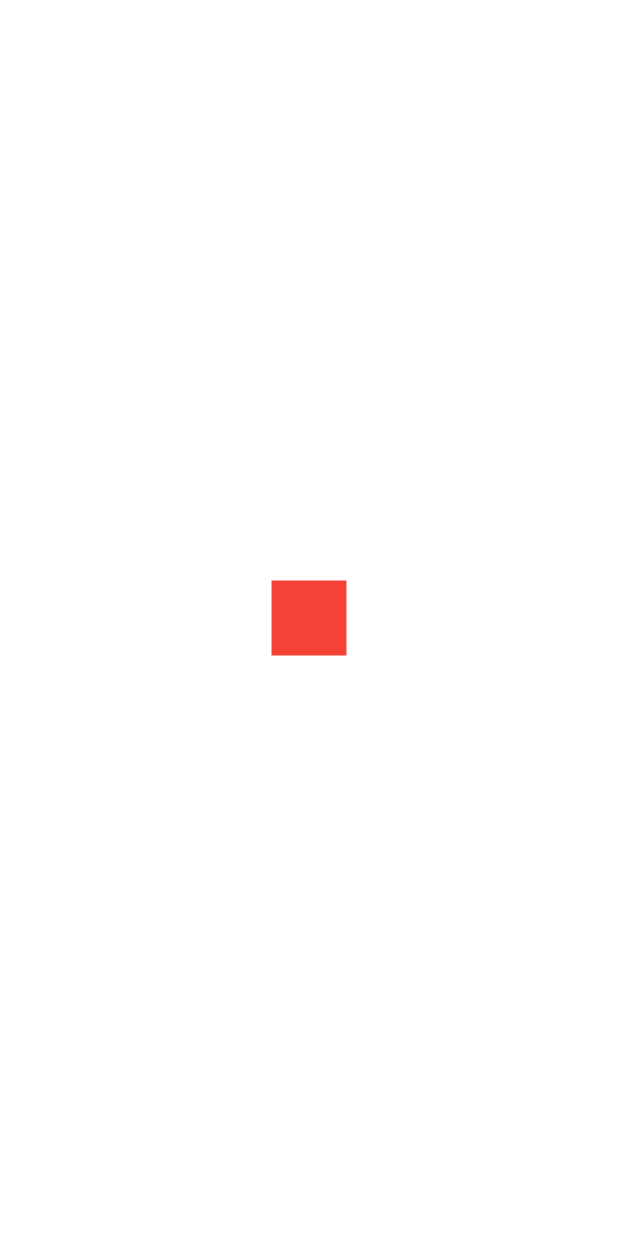
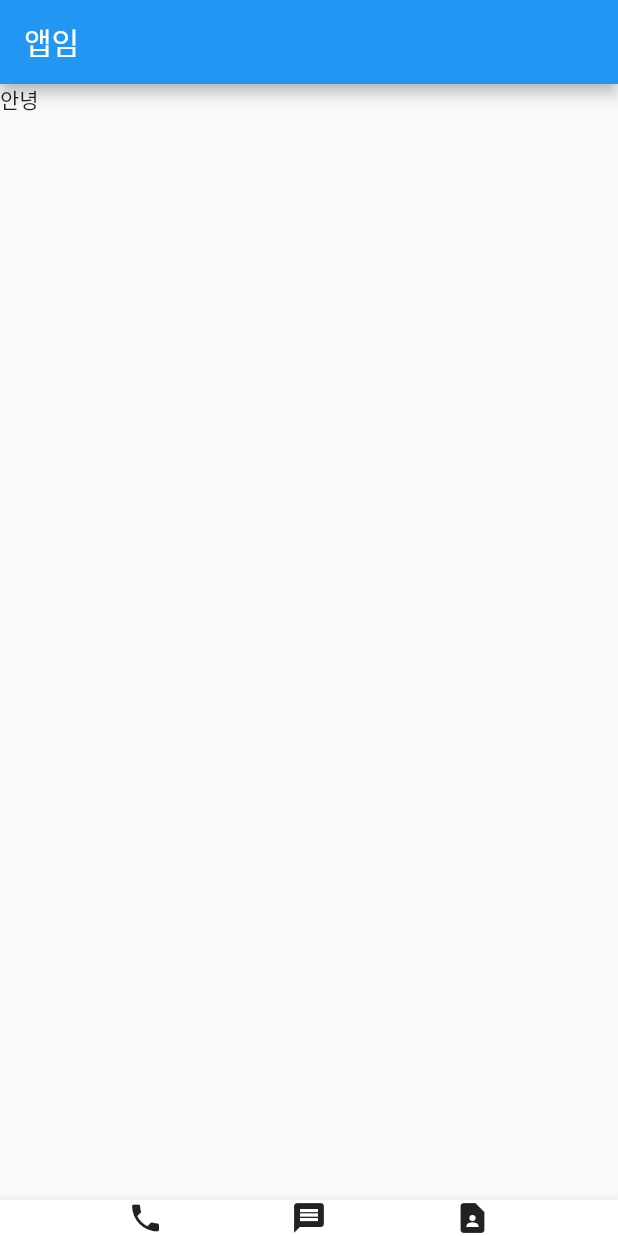
Before and after one commit to eotlr0806/flutter_test, a Flutter app: the screen it shows after launch, on a phone screen of 412 x 824 dp. Run offline on Flutter 3.47's test engine with Material 2 defaults, Android fonts, the phone set to English and light mode, and no system bars.

Commit message:
[UPDATE] Scaffold Test

```diff
--- a/analysis_options.yaml
+++ b/analysis_options.yaml
@@ -22,6 +22,7 @@ linter:
   # `// ignore_for_file: name_of_lint` syntax on the line or in the file
   # producing the lint.
   rules:
+    prefer_const_literals_to_create_immutables: false
     # avoid_print: false  # Uncomment to disable the `avoid_print` rule
     # prefer_single_quotes: true  # Uncomment to enable the `prefer_single_quotes` rule
 
--- a/lib/main.dart
+++ b/lib/main.dart
@@ -9,9 +9,34 @@ class MyApp extends StatelessWidget {
   @override
   Widget build(BuildContext context) {
     return MaterialApp(
-      home: Center(
-        child: Container(width: 50, height: 50, color: Colors.red),
-      )
+      home : ScaffoldExample()
     );
   }
 }
+
+class ScaffoldExample extends StatelessWidget {
+  @override
+  Widget build(BuildContext context) {
+    return Scaffold(
+      appBar: AppBar(
+        centerTitle: false,
+        title: Text('앱임'),
+      ),
+      body : Container(
+          child: Text('안녕')
+      )
+      ,
+      bottomNavigationBar: BottomAppBar(
+        child: Row(
+          mainAxisAlignment: MainAxisAlignment.spaceEvenly,
+          children: [
+            Icon(Icons.phone),
+            Icon(Icons.message),
+            Icon(Icons.contact_page)
+          ],
+        ),
+      ),
+    );
+  }
+
+}
```
